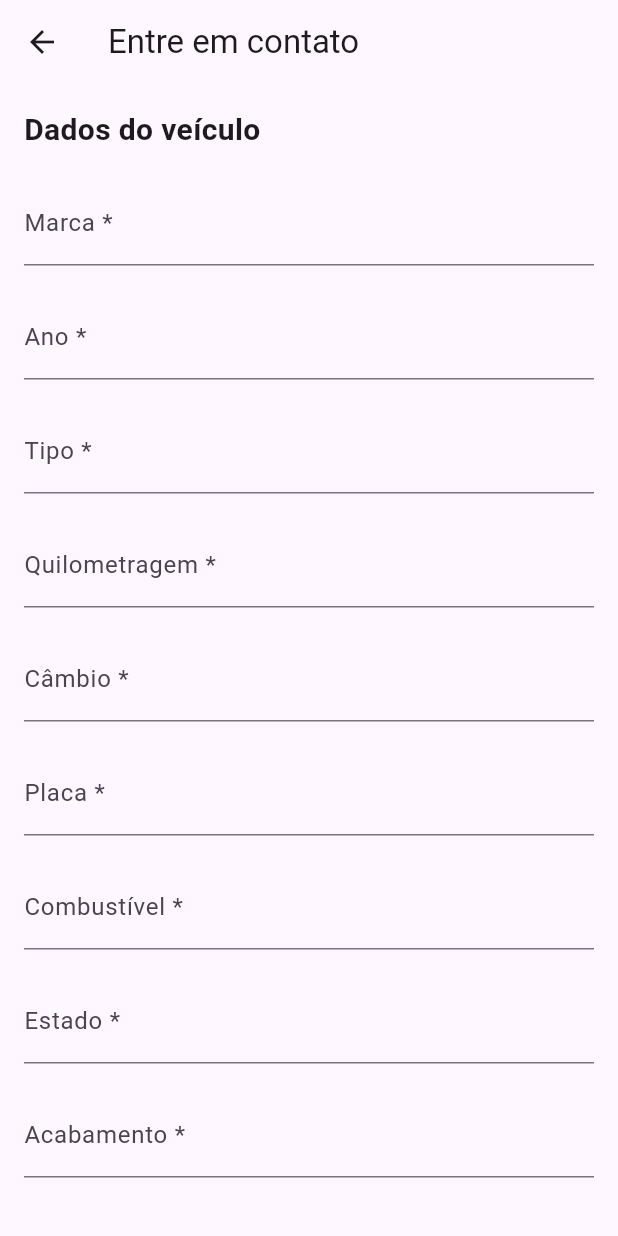
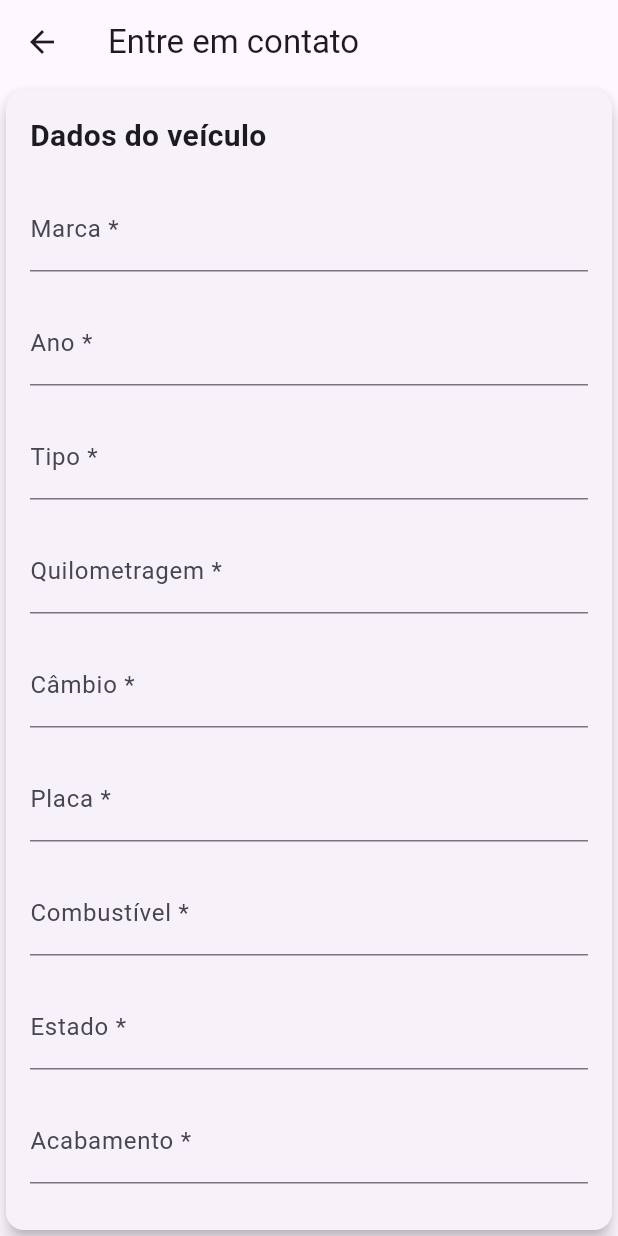
Before and after one commit to tonybignardi/onzecar, a Flutter app: the CarCadastroPage screen opened directly, on a phone screen of 412 x 824 dp. Run offline on Flutter 3.47's test engine with Material 3 defaults, Android fonts, the phone set to English and light mode, and no system bars.

Commit message:
Update Cadastro_page.dart

```diff
--- a/lib/pages/car_page_widgets/Cadastro_page.dart
+++ b/lib/pages/car_page_widgets/Cadastro_page.dart
@@ -93,7 +93,9 @@ class _CarCadastroPageState extends State<CarCadastroPage> {
         title: const Text('Entre em contato'),
       ),
 
-      body: Form(
+      body: Card(
+        elevation: 5,
+        child:  Form(
         key: _formchave,
 
         child: SingleChildScrollView(
@@ -291,23 +293,6 @@ class _CarCadastroPageState extends State<CarCadastroPage> {
 
               const SizedBox(height: 30),
 
-              // =========================
-              // PROPOSTA
-              // =========================
-
-              TextFormField(
-                controller: mensagemController,
-                maxLines: 10,
-                decoration: const InputDecoration(
-                  labelText: 'Sua proposta *',
-                  alignLabelWithHint: true,
-                ),
-                validator: (v) =>
-                    validacao(v, 'Digite sua proposta'),
-              ),
-
-              const SizedBox(height: 24),
-
               // Botão de envio
               SizedBox(
                 width: double.infinity,
@@ -316,7 +301,7 @@ class _CarCadastroPageState extends State<CarCadastroPage> {
                   child: Text(
                     enviado
                         ? 'Enviado'
-                        : 'Enviar Proposta',
+                        : 'Enviar',
                   ),
                 ),
               ),
@@ -324,6 +309,7 @@ class _CarCadastroPageState extends State<CarCadastroPage> {
           ),
         ),
       ),
+      )
     );
   }
 }
```
